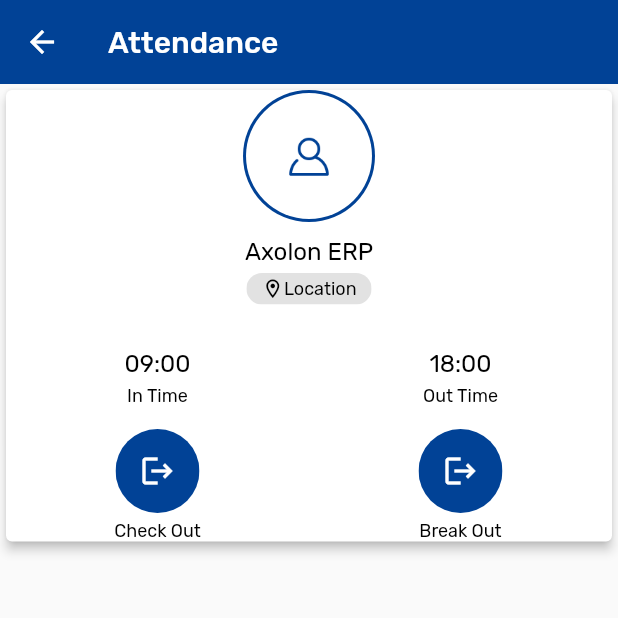
After one commit to fasil2401/axolon_erp_deploy, a Flutter app: the AttendanceScreen screen opened directly, on a phone screen of 412 x 824 dp, the top half of it. The commit adds this screen. Run offline on Flutter 3.47's test engine with Material 2 defaults, Android fonts, the phone set to English and light mode, and no system bars; our stand-ins replace dropdown_button2, flutter_svg, gallery_saver, get, package_info_plus, permission_handler and 4 more; missing offline and left inert: encrypt, qr_code_scanner; accounts and stored records are empty.

Commit message:
attendance screen added

```diff
--- a/lib/utils/Theme/theme_provider.dart
+++ b/lib/utils/Theme/theme_provider.dart
@@ -1,10 +1,20 @@
+import 'package:axolon_erp/utils/constants/colors.dart';
 import 'package:flutter/material.dart';
 
 class ThemeProvider {
   final ThemeData _themeData = ThemeData(
-    fontFamily: 'Rubik',
-    primarySwatch: Colors.blue,
-    visualDensity: VisualDensity.adaptivePlatformDensity,
-  );
+      fontFamily: 'Rubik',
+      primarySwatch: Colors.blue,
+      visualDensity: VisualDensity.adaptivePlatformDensity,
+      appBarTheme: AppBarTheme(
+        color: AppColors.primary,
+        elevation: 0,
+        titleTextStyle: const TextStyle(
+          fontFamily: 'Rubik',
+          color: Colors.white,
+          fontSize: 20,
+          fontWeight: FontWeight.w500,
+        ),
+      ));
   get theme => _themeData;
 }
--- /dev/null
+++ b/lib/view/Attendance Screen/attendance_screen.dart
@@ -0,0 +1,224 @@
+import 'package:axolon_erp/utils/constants/asset_paths.dart';
+import 'package:axolon_erp/utils/constants/colors.dart';
+import 'package:flutter/material.dart';
+
+class AttendanceScreen extends StatelessWidget {
+  const AttendanceScreen({super.key});
+
+  @override
+  Widget build(BuildContext context) {
+    return Scaffold(
+        appBar: AppBar(
+          title: const Text('Attendance'),
+        ),
+        body: Column(
+          children: [
+            Card(
+              color: Colors.white,
+              elevation: 3,
+              child: Container(
+                width: double.infinity,
+                child: Column(
+                  crossAxisAlignment: CrossAxisAlignment.center,
+                  children: [
+                    CircleAvatar(
+                      backgroundColor: AppColors.primary,
+                      radius: 44,
+                      child: CircleAvatar(
+                        radius: 42,
+                        backgroundColor: Colors.white,
+                        child: SizedBox(
+                          height: 30,
+                          width: 30,
+                          child: Image.asset(
+                            Images.user,
+                            fit: BoxFit.cover,
+                            color: AppColors.primary,
+                          ),
+                        ),
+                      ),
+                    ),
+                    SizedBox(
+                      height: 10,
+                    ),
+                    Text(
+                      'Axolon ERP',
+                      style: TextStyle(
+                        color: Colors.black,
+                        fontSize: 16,
+                        fontWeight: FontWeight.w400,
+                      ),
+                    ),
+                    SizedBox(
+                      height: 5,
+                    ),
+                    ClipRRect(
+                      borderRadius: BorderRadius.circular(50),
+                      child: FittedBox(
+                        child: Container(
+                          padding:
+                              EdgeInsets.symmetric(horizontal: 10, vertical: 3),
+                          alignment: Alignment.center,
+                          color: Colors.grey.withOpacity(0.3),
+                          child: Row(
+                            mainAxisAlignment: MainAxisAlignment.center,
+                            children: [
+                              Icon(Icons.location_on_outlined,
+                                  color: Colors.black, size: 15),
+                              Text(
+                                'Location',
+                                style: TextStyle(
+                                  color: Colors.black,
+                                  fontSize: 12,
+                                  fontWeight: FontWeight.w400,
+                                ),
+                              ),
+                            ],
+                          ),
+                        ),
+                      ),
+                    ),
+                    SizedBox(
+                      height: 30,
+                    ),
+                    Row(
+                      children: [
+                        Expanded(
+                          child: Column(
+                            children: [
+                              Text(
+                                '09:00',
+                                style: TextStyle(
+                                  color: Colors.black,
+                                  fontSize: 16,
+                                  fontWeight: FontWeight.w400,
+                                ),
+                              ),
+                              SizedBox(
+                                height: 5,
+                              ),
+                              Text(
+                                'In Time',
+                                style: TextStyle(
+                                  color: Colors.black,
+                                  fontSize: 12,
+                                  fontWeight: FontWeight.w400,
+                                ),
+                              ),
+                            ],
+                          ),
+                        ),
+                        Expanded(
+                          child: Column(
+                            children: [
+                              Text(
+                                '18:00',
+                                style: TextStyle(
+                                  color: Colors.black,
+                                  fontSize: 16,
+                                  fontWeight: FontWeight.w400,
+                                ),
+                              ),
+                              SizedBox(
+                                height: 5,
+                              ),
+                              Text(
+                                'Out Time',
+                                style: TextStyle(
+                                  color: Colors.black,
+                                  fontSize: 12,
+                                  fontWeight: FontWeight.w400,
+                                ),
+                              ),
+                            ],
+                          ),
+                        ),
+                      ],
+                    ),
+                    SizedBox(
+                      height: 15,
+                    ),
+                    Row(
+                      children: [
+                        Expanded(
+                          child: Column(
+                            children: [
+                              ClipOval(
+                                child: Material(
+                                  color: AppColors.primary, // button color
+                                  child: InkWell(
+                                    splashColor:
+                                        AppColors.lightGrey, // inkwell color
+                                    child: SizedBox(
+                                        width: 56,
+                                        height: 56,
+                                        child: Center(
+                                          child: Icon(
+                                            Icons.logout,
+                                            color: Colors.white,
+                                          ),
+                                        )),
+                                    onTap: () {},
+                                  ),
+                                ),
+                              ),
+                              SizedBox(
+                                height: 5,
+                              ),
+                              Text(
+                                'Check Out',
+                                style: TextStyle(
+                                  color: Colors.black,
+                                  fontSize: 12,
+                                  fontWeight: FontWeight.w400,
+                                ),
+                              ),
+                            ],
+                          ),
+                        ),
+                        Expanded(
+                          child: Column(
+                            children: [
+                              ClipOval(
+                                child: Material(
+                                  color: AppColors.primary, // button color
+                                  child: InkWell(
+                                    splashColor:
+                                        AppColors.lightGrey, // inkwell color
+                                    child: SizedBox(
+                                        width: 56,
+                                        height: 56,
+                                        child: Center(
+                                          child: Icon(
+                                            Icons.logout,
+                                            color: Colors.white,
+                                          ),
+                                        )),
+                                    onTap: () {},
+                                  ),
+                                ),
+                              ),
+                              SizedBox(
+                                height: 5,
+                              ),
+                              Text(
+                                'Break Out',
+                                style: TextStyle(
+                                  color: Colors.black,
+                                  fontSize: 12,
+                                  fontWeight: FontWeight.w400,
+                                ),
+                              ),
+                            ],
+                          ),
+                        ),
+                      ],
+                    )
+                  ],
+                ),
+              ),
+            )
+          ],
+        ));
+  }
+}
--- a/lib/view/home_screen/components/homescreen_drawer.dart
+++ b/lib/view/home_screen/components/homescreen_drawer.dart
@@ -3,6 +3,7 @@ import 'package:axolon_erp/utils/Routes/route_manger.dart';
 import 'package:axolon_erp/utils/constants/asset_paths.dart';
 import 'package:axolon_erp/utils/constants/colors.dart';
 import 'package:axolon_erp/utils/shared_preferences/shared_preferneces.dart';
+import 'package:axolon_erp/view/Attendance%20Screen/attendance_screen.dart';
 import 'package:axolon_erp/view/connection_settings/connection_screen.dart';
 import 'package:flutter/material.dart';
 import 'package:get/get.dart';
@@ -332,6 +333,32 @@ class HomeScreenDrawer extends StatelessWidget {
               ),
             ),
           ),
+          InkWell(
+            onTap: () {
+              Get.back();
+              Get.to(() => AttendanceScreen());
+            },
+            child: Container(
+              margin: const EdgeInsets.symmetric(horizontal: 22),
+              child: Row(
+                children: [
+                  Icon(
+                    Icons.timeline_outlined,
+                    color: AppColors.primary,
+                  ),
+                  SizedBox(
+                    width: 35,
+                  ),
+                  Text('Attendance',
+                      style: TextStyle(
+                        fontSize: 16,
+                        color: AppColors.primary,
+                        fontWeight: FontWeight.w400,
+                      )),
+                ],
+              ),
+            ),
+          )
         ],
       ),
     );
```
